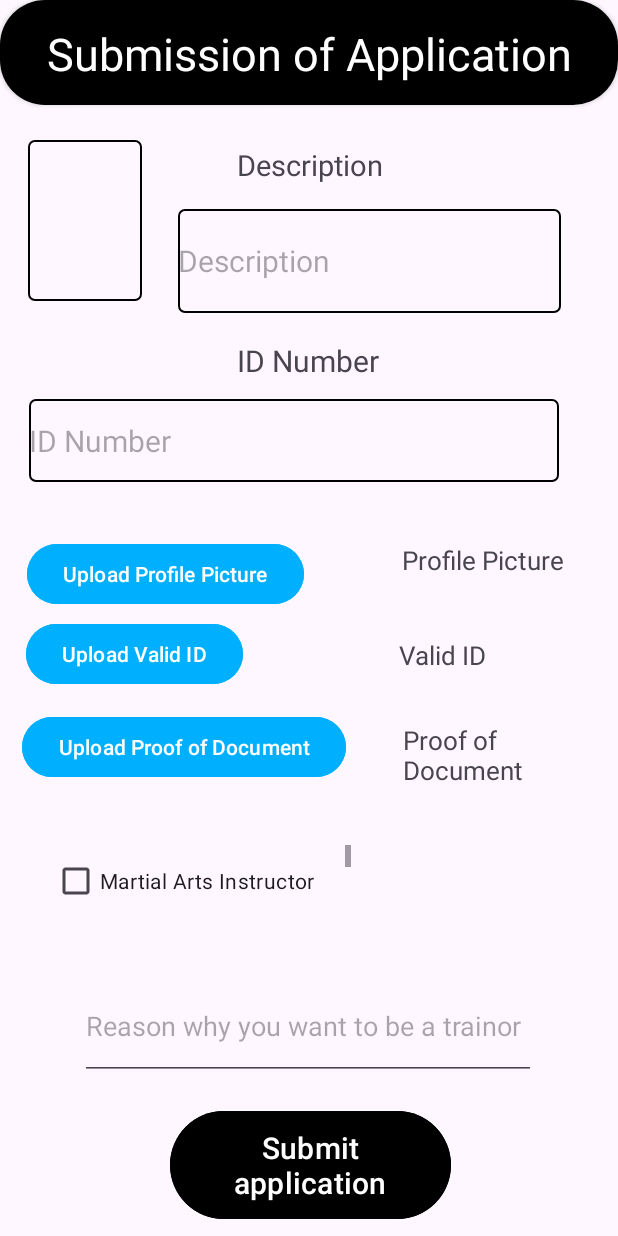
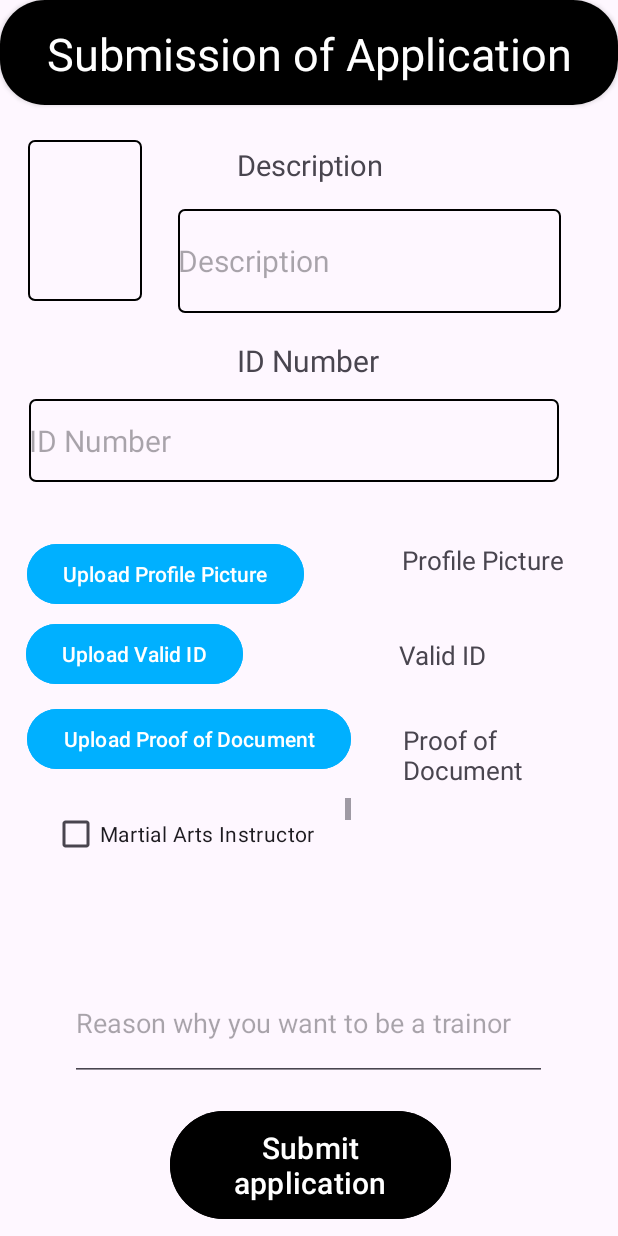
Before and after one commit to BradlyVinceGorgonio/EasyBook, an Android app: the SubmissionApplicationActivity screen opened directly, with no data from a screen before it, on a phone screen of 412 x 824 dp. Run offline under Robolectric (Android 15) with nearby library versions, the phone set to English and light mode, and no system bars.

Commit message:
Easy Booking

```diff
--- a/app/src/main/res/layout/activity_submission_application.xml
+++ b/app/src/main/res/layout/activity_submission_application.xml
@@ -190,10 +190,10 @@
         android:text="Upload Proof of Document"
         app:layout_constraintBottom_toBottomOf="parent"
         app:layout_constraintEnd_toEndOf="parent"
-        app:layout_constraintHorizontal_bias="0.075"
+        app:layout_constraintHorizontal_bias="0.092"
         app:layout_constraintStart_toStartOf="parent"
         app:layout_constraintTop_toBottomOf="@+id/btnValidID"
-        app:layout_constraintVertical_bias="0.098" />
+        app:layout_constraintVertical_bias="0.061" />
 
     <Button
         android:id="@+id/submitApplicationBtn"
@@ -215,7 +215,7 @@
         android:layout_width="199dp"
         android:layout_height="46dp"
         android:layout_marginStart="25dp"
-        android:layout_marginTop="1dp"
+        android:layout_marginTop="-50dp"
         android:layout_marginEnd="169dp"
         app:layout_constraintBottom_toTopOf="@+id/editTextText"
         app:layout_constraintEnd_toEndOf="parent"
@@ -251,8 +251,8 @@
 
     <EditText
         android:id="@+id/editTextText"
-        android:layout_width="304dp"
-        android:layout_height="71dp"
+        android:layout_width="318dp"
+        android:layout_height="77dp"
         android:ems="10"
         android:hint="Reason why you want to be a trainor"
         app:layout_constraintBottom_toTopOf="@+id/submitApplicationBtn"
```
